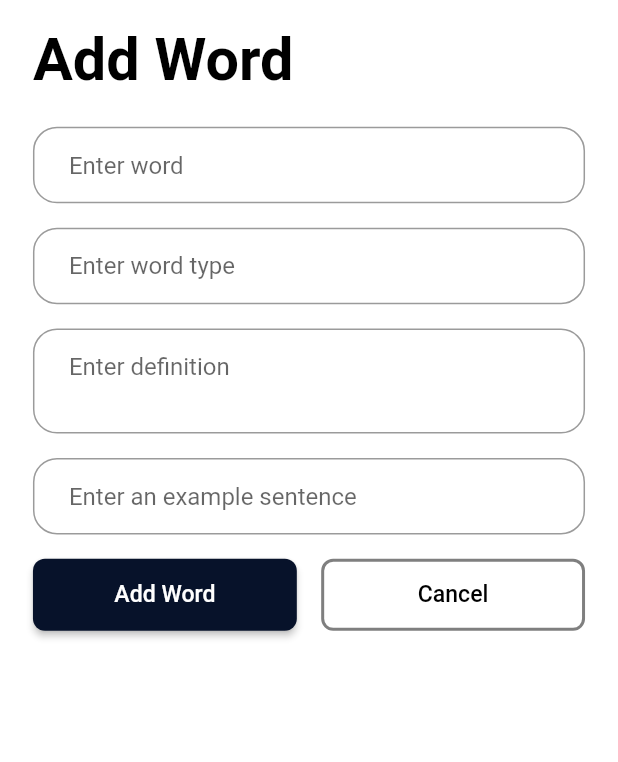
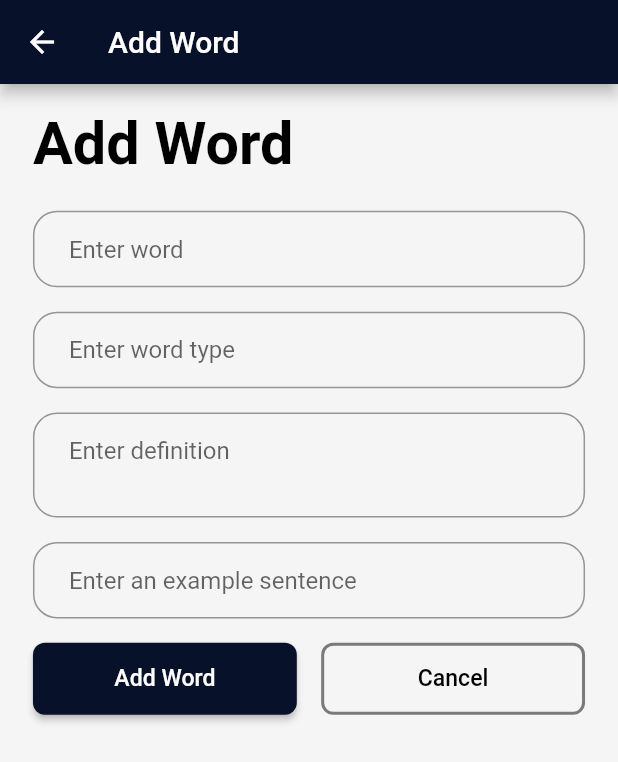
Before and after one commit to emirhalici/englishdictionary, a Flutter app: the screen it shows after launch, item 3 of the bottom bar chosen, after a tap on "Add Manually", on a phone screen of 412 x 824 dp. Shown: the top 762 px of the screen. Run offline on Flutter 3.47's test engine with Material 2 defaults, Android fonts, the phone set to English and light mode, and no system bars; our stand-ins replace flutter_screenutil, sqflite; accounts and stored records are empty; network calls fail; Roboto replaces fonts that are missing (Poppins).

Commit message:
code refactoring

```diff
--- a/lib/screens/add_word_manually_page.dart
+++ b/lib/screens/add_word_manually_page.dart
@@ -11,8 +11,13 @@ class AddWordManuallyPage extends StatelessWidget {
 
   @override
   Widget build(BuildContext context) {
-    return Container(
-      child: SingleChildScrollView(
+    return Scaffold(
+      appBar: AppBar(
+        automaticallyImplyLeading: true,
+        title: const Text('Add Word'),
+        backgroundColor: Theme.of(context).colorScheme.primary,
+      ),
+      body: SingleChildScrollView(
         padding: EdgeInsets.symmetric(horizontal: 20.w),
         child: Column(
           mainAxisAlignment: MainAxisAlignment.start,
--- a/lib/screens/add_word_page.dart
+++ b/lib/screens/add_word_page.dart
@@ -29,8 +29,7 @@ class _AddWordPageState extends State<AddWordPage> {
             WordsDatabaseProvider helper = WordsDatabaseProvider();
             String path = await helper.getDatabasePath();
             Database db = await helper.open(path);
-            WordModel newModel = await helper.insert(db, word);
-            print(newModel.toString());
+            await helper.insert(db, word);
           },
         ),
       );
@@ -40,7 +39,13 @@ class _AddWordPageState extends State<AddWordPage> {
 
   @override
   Widget build(BuildContext context) {
-    return Row(
+    return Scaffold(
+      appBar: AppBar(
+        automaticallyImplyLeading: true,
+        title: const Text('Add Word'),
+        backgroundColor: Theme.of(context).colorScheme.primary,
+      ),
+      body: Row(
         children: [
           Expanded(
             child: Column(
@@ -142,6 +147,7 @@ class _AddWordPageState extends State<AddWordPage> {
             ),
           ),
         ],
+      ),
     );
   }
 }
--- a/lib/screens/word_details_page.dart
+++ b/lib/screens/word_details_page.dart
@@ -20,9 +20,11 @@ class WordDetailsPage extends StatelessWidget {
         Theme.of(context).brightness == Brightness.light ? Colors.black.withOpacity(0.48) : Colors.white.withOpacity(0.6);
     return Scaffold(
       appBar: AppBar(
+        automaticallyImplyLeading: true,
         title: const Text('Word Details'),
         backgroundColor: Theme.of(context).colorScheme.primary,
       ),
+      backgroundColor: Theme.of(context).scaffoldBackgroundColor,
       body: SingleChildScrollView(
         child: Container(
           margin: EdgeInsets.only(left: 24.w, right: 24.w, top: 16.w, bottom: 24.w),
@@ -70,8 +72,7 @@ class WordDetailsPage extends StatelessWidget {
                         WordsDatabaseProvider helper = WordsDatabaseProvider();
                         String path = await helper.getDatabasePath();
                         Database db = await helper.open(path);
-                        int id = await helper.delete(db, wordModel.id);
-                        print(id);
+                        await helper.delete(db, wordModel.id);
                         helper.close(db);
                         Navigator.pop(context);
                       },
--- a/lib/themes.dart
+++ b/lib/themes.dart
@@ -55,7 +55,7 @@ ThemeData darkTheme = ThemeData(
 ThemeData lightTheme = ThemeData(
   brightness: Brightness.light,
   colorScheme: ThemeData().colorScheme.copyWith(primary: lightPrimary, brightness: Brightness.light),
-  backgroundColor: lightBackground,
+  scaffoldBackgroundColor: lightBackground,
   fontFamily: 'Poppins',
   textTheme: const TextTheme(
     headline1: TextStyle(fontSize: 26.0, fontWeight: FontWeight.w700, color: Colors.black),
@@ -65,6 +65,25 @@ ThemeData lightTheme = ThemeData(
     bodyText1: TextStyle(fontSize: 14.0, fontWeight: FontWeight.w400, color: Colors.black),
     bodyText2: TextStyle(fontSize: 17.0, fontWeight: FontWeight.w600, color: Colors.white),
   ),
+);
+
+ThemeData theme = ThemeData(
+  colorScheme: const ColorScheme(
+    primary: Color(0xAA07122A),
+    primaryContainer: Color(0xAA112b64),
+    secondary: Color(0xAA758ECD),
+    secondaryContainer: Color(0xAA506fbf),
+    surface: Color(0xAAFFFFFF),
+    background: Color(0xAAe6e6e6),
+    error: Color(0xAAe1001e),
+    onPrimary: Color(0xAAFFFFFF),
+    onSecondary: Color(0xAAFFFFFF),
+    onSurface: Color(0xAA000000),
+    onBackground: Color(0xAA000000),
+    onError: Color(0xAAFFFFFF),
+    brightness: Brightness.light,
+  ),
+  fontFamily: 'Poppins',
 );
 
 InputDecoration textFieldDecoration(BuildContext context, String label) {
--- a/lib/utils/database_helper.dart
+++ b/lib/utils/database_helper.dart
@@ -36,10 +36,6 @@ class WordsDatabaseProvider {
   Future<WordModel?> getWord(Database db, int id) async {
     List<Map> maps = await db.query(tableName, where: '$columnId = ?', whereArgs: [id]);
     if (maps.isNotEmpty) {
-      if (maps.length > 1) {
-        String s = maps.toString();
-        print('more than one wordModel, $s');
-      }
       return wordModelFromMap(maps.first);
     } else {
       return null;
@@ -50,12 +46,9 @@ class WordsDatabaseProvider {
     List<Map> maps = await db.query(tableName);
     List<WordModel> words = [];
     if (maps.isNotEmpty) {
-      int i = 0;
       for (var map in maps) {
-        print(map);
         WordModel model = wordModelFromMap(map);
         words.add(model);
-        print(words[i++]);
       }
     }
     return words;
```
Lines whose indentation alone changed are shown as unchanged.
